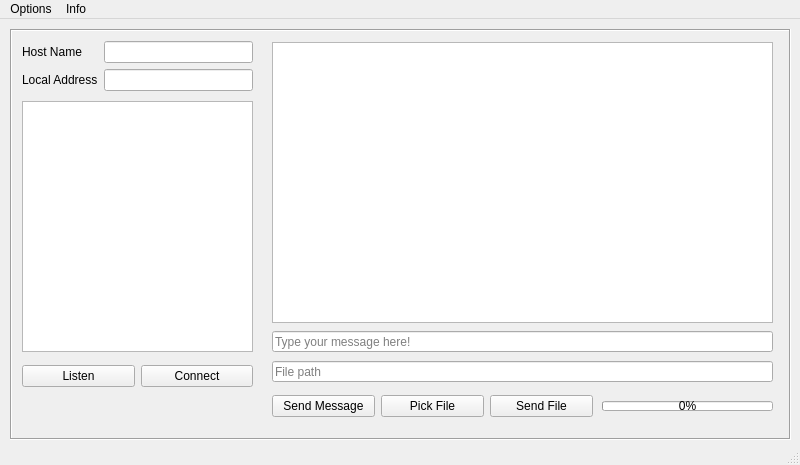
Polybotumian/PeerConn, file gui.ui: the form before one commit.
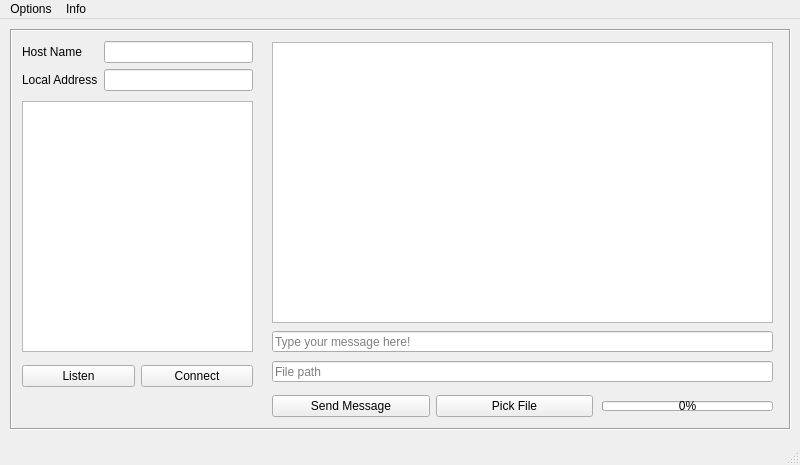
The form after the commit.

```diff
--- a/gui.ui
+++ b/gui.ui
@@ -44,7 +44,7 @@
       <x>10</x>
       <y>10</y>
       <width>781</width>
-      <height>411</height>
+      <height>401</height>
      </rect>
     </property>
     <property name="acceptDrops">
@@ -211,16 +211,6 @@
          </property>
         </widget>
        </item>
-       <item>
-        <widget class="QPushButton" name="pushButton_send_file">
-         <property name="toolTip">
-          <string>Send your file with this button.</string>
-         </property>
-         <property name="text">
-          <string>Send File</string>
-         </property>
-        </widget>
-       </item>
       </layout>
      </widget>
      <widget class="QWidget" name="horizontalLayoutWidget_2">
```
Left out of the diff: 2 changed lines with no effect on the pictures.
